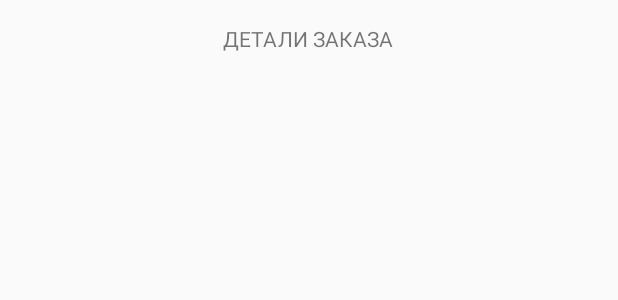
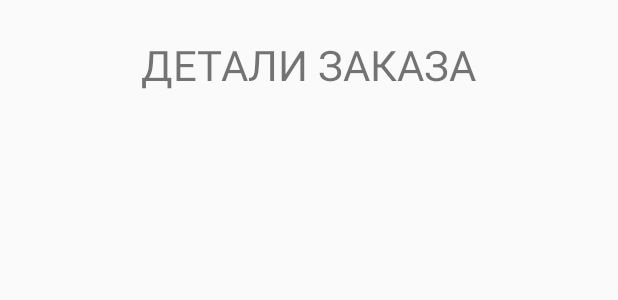
Before and after one commit to int55/CafeOrderApp, an Android app: the layout activity_order_detail.xml on its own in the app's theme, with its tools: preview values and no code run, on a phone screen of 412 x 824 dp. Shown: the top 300 px of the screen. Run offline under Robolectric (Android 15) with nearby library versions, the phone set to English and light mode, and no system bars.

Commit message:
mod file: activity_order_detail.xml

```diff
--- a/app/src/main/res/layout/activity_order_detail.xml
+++ b/app/src/main/res/layout/activity_order_detail.xml
@@ -11,7 +11,8 @@
         android:layout_width="wrap_content"
         android:layout_height="wrap_content"
         android:text="@string/detail_order_text"
-        android:layout_margin="16dp"
+        android:layout_margin="24dp"
+        android:textSize="28sp"
         app:layout_constraintEnd_toEndOf="parent"
         app:layout_constraintHorizontal_bias="0.498"
         app:layout_constraintStart_toStartOf="parent"
@@ -22,7 +23,7 @@
         android:layout_width="match_parent"
         android:layout_height="wrap_content"
         android:layout_margin="16dp"
-        android:textSize="16sp"
+        android:textSize="20sp"
         app:layout_constraintTop_toBottomOf="@+id/textOrderHeadXML"
         tools:layout_editor_absoluteX="0dp" />
 
```
